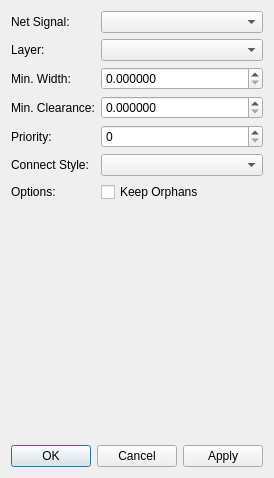
This is libs/librepcb/projecteditor/boardeditor/boardplanepropertiesdialog.ui in LibrePCB/LibrePCB as Qt 5 draws it before an edit. The edited form follows.
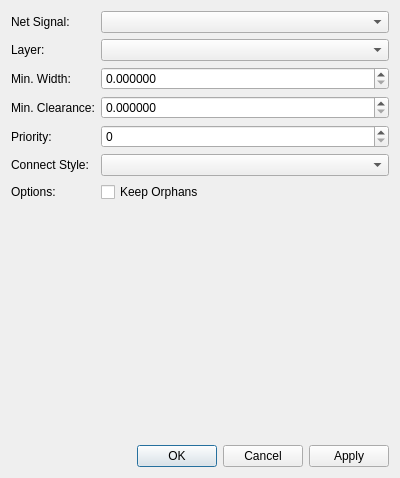
This is the edited form. Custom widgets are drawn as their Qt base class.

Diff of the .ui file:
```diff
--- a/libs/librepcb/projecteditor/boardeditor/boardplanepropertiesdialog.ui
+++ b/libs/librepcb/projecteditor/boardeditor/boardplanepropertiesdialog.ui
@@ -6,7 +6,7 @@
    <rect>
     <x>0</x>
     <y>0</y>
-    <width>270</width>
+    <width>400</width>
     <height>478</height>
    </rect>
   </property>
```
